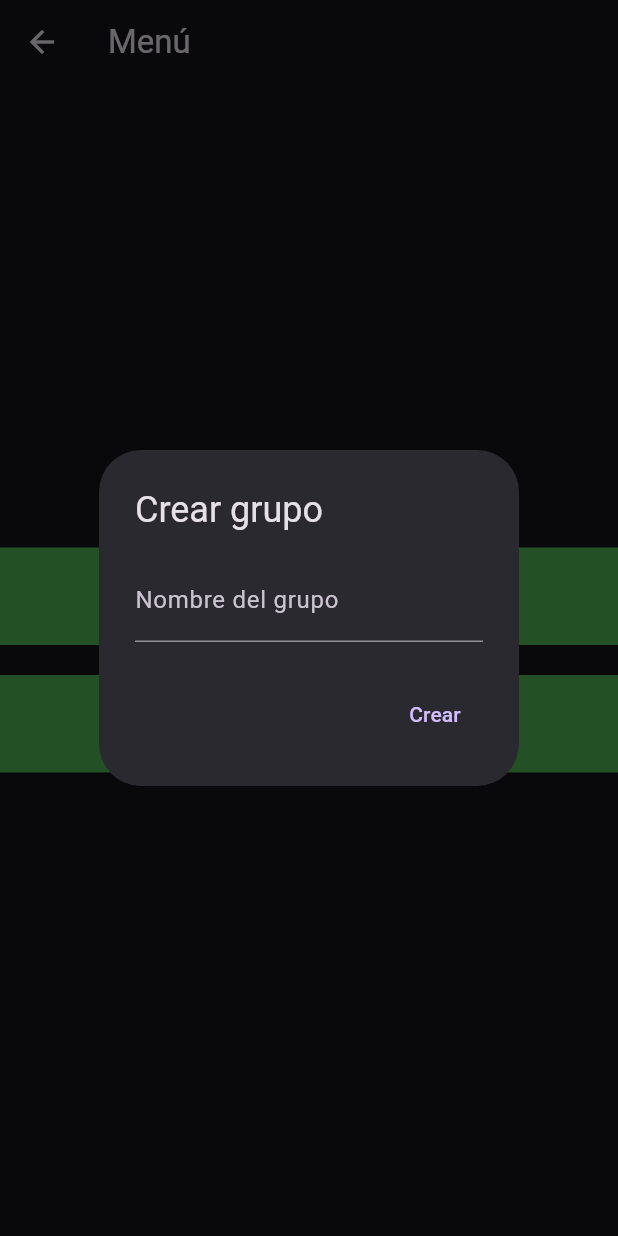
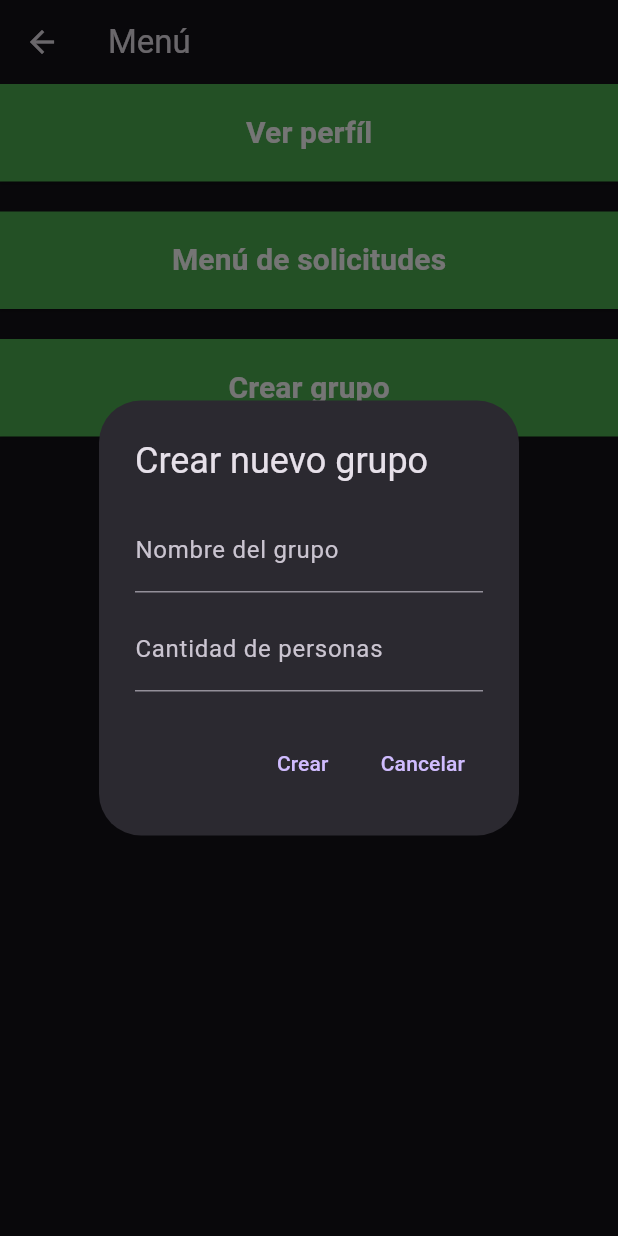
Before and after one commit to SergioBaron1/GestionTutorias, a Flutter app: the MenuPage screen opened directly, after a tap on "Crear grupo", on a phone screen of 412 x 824 dp. Run offline on Flutter 3.47's test engine with Material 3 defaults, Android fonts, the phone set to English and light mode, and no system bars; our stand-ins replace shared_preferences; accounts and stored records are empty.

Commit message:
Third Commit

```diff
--- a/lib/main.dart
+++ b/lib/main.dart
@@ -55,51 +55,44 @@ class _LoginFormState extends State<LoginForm> {
   @override
   Widget build(BuildContext context) {
     return Padding(
-      padding: const EdgeInsets.all(20.0),
+      padding: EdgeInsets.all(20.0),
       child: Column(
         mainAxisAlignment: MainAxisAlignment.center,
         children: [
           TextField(
             controller: _usernameController,
-            decoration: const InputDecoration(
+            decoration: InputDecoration(
               labelText: 'Nombre de usuario',
             ),
           ),
-          const SizedBox(height: 20.0),
+          SizedBox(height: 20.0),
           TextField(
             controller: _passwordController,
-            decoration: const InputDecoration(
+            decoration: InputDecoration(
               labelText: 'Contraseña',
             ),
             obscureText: true,
           ),
-          const SizedBox(height: 20.0),
+          SizedBox(height: 20.0),
           ElevatedButton(
             onPressed: () {
-              // Verifica las credenciales
               if (_usernameController.text == '1234' &&
                   _passwordController.text == '1234') {
-                // Si las credenciales son correctas, navega al menú
                 Navigator.push(
                   context,
                   MaterialPageRoute(builder: (context) => MenuPage()),
                 );
               } else {
-                // Muestra un mensaje de error
                 _showMessage(context, 'Nombre de usuario o contraseña incorrectos');
               }
             },
             style: ElevatedButton.styleFrom(
-              backgroundColor: Colors.green, // Cambiar el color del botón a verde
+              backgroundColor: Colors.green,
               shape: RoundedRectangleBorder(borderRadius: BorderRadius.circular(0)),
             ),
-            child: const Text('Iniciar sesión',
-                style: TextStyle(
-                    color: Colors.white,
+            child: Text('Iniciar sesión', style: TextStyle(color: Colors.white,
                 fontSize: 15,
-                    fontWeight: FontWeight.bold
-                )
-            ),
+                fontWeight: FontWeight.bold)),
           ),
         ],
       ),
@@ -111,14 +104,14 @@ class _LoginFormState extends State<LoginForm> {
       context: context,
       builder: (BuildContext context) {
         return AlertDialog(
-          title: const Text('Mensaje'),
+          title: Text('Mensaje'),
           content: Text(message),
           actions: [
             TextButton(
               onPressed: () {
                 Navigator.of(context).pop();
               },
-              child: const Text('Aceptar'),
+              child: Text('Aceptar'),
             ),
           ],
         );
@@ -127,12 +120,32 @@ class _LoginFormState extends State<LoginForm> {
   }
 }
 
-class MenuPage extends StatelessWidget {
+class MenuPage extends StatefulWidget {
+  @override
+  _MenuPageState createState() => _MenuPageState();
+}
+
+class _MenuPageState extends State<MenuPage> {
+  List<String> _chats = [];
+
+  @override
+  void initState() {
+    super.initState();
+    _loadChats();
+  }
+
+  void _loadChats() async {
+    final SharedPreferences prefs = await SharedPreferences.getInstance();
+    setState(() {
+      _chats = prefs.getStringList('chats') ?? [];
+    });
+  }
+
   @override
   Widget build(BuildContext context) {
     return Scaffold(
       appBar: AppBar(
-        title: const Text('Menú'),
+        title: Text('Menú'),
       ),
       body: Center(
         child: Column(
@@ -141,7 +154,6 @@ class MenuPage extends StatelessWidget {
             ElevatedButton(
               onPressed: () {
                 // Llama al método estático _createChat de esta clase
-                _createChat(context);
               },
               style: ElevatedButton.styleFrom(
                 backgroundColor: Colors.green,
@@ -162,7 +174,27 @@ class MenuPage extends StatelessWidget {
             ElevatedButton(
               onPressed: () {
                 // Llama al método estático _createChat de esta clase
-                _createChat(context);
+              },
+              style: ElevatedButton.styleFrom(
+                backgroundColor: Colors.green,
+                minimumSize: const Size(double.infinity, 65),
+                shape: RoundedRectangleBorder(borderRadius: BorderRadius.circular(0)),
+
+              ),
+              child: const Text(
+                'Menú de solicitudes',
+                style:  TextStyle(
+                    color: Colors.white,
+                    fontSize: 20,
+                    fontWeight: FontWeight.bold
+                ),
+              ),
+            ),
+            const SizedBox(height: 20),
+            ElevatedButton(
+              onPressed: () {
+                _showCreateChatDialog(context);
+                // Llama al método estático _createChat de esta clase
               },
               style: ElevatedButton.styleFrom(
                 backgroundColor: Colors.green,
@@ -179,44 +211,75 @@ class MenuPage extends StatelessWidget {
                 ),
               ),
             ),
+            SizedBox(height: 20),
+            Expanded(
+              child: ListView.builder(
+                itemCount: _chats.length,
+                itemBuilder: (context, index) {
+                  return ListTile(
+                    title: Text(_chats[index]),
+                    trailing: IconButton(
+                      icon: Icon(Icons.delete),
+                      onPressed: () {
+                        _deleteChat(_chats[index]);
+                      },
+                    ),
+                    onTap: () {
+                      Navigator.push(
+                        context,
+                        MaterialPageRoute(builder: (context) => ChatScreen(groupName: _chats[index])),
+                      );
+                    },
+                  );
+                },
+              ),
+            ),
           ],
         ),
       ),
     );
   }
 
-  // Define el método estático _createChat que toma el contexto como argumento
-  static void _createChat(BuildContext context) async {
+  void _showCreateChatDialog(BuildContext context) {
     final TextEditingController _groupNameController = TextEditingController();
-    await showDialog(
+    final TextEditingController _participantController = TextEditingController();
+    showDialog(
       context: context,
       builder: (BuildContext context) {
         return AlertDialog(
-          title: const Text('Crear grupo'),
-          content: TextField(
+          title: Text('Crear nuevo grupo'),
+          content: Column(
+            mainAxisSize: MainAxisSize.min,
+            children: [
+              TextField(
                 controller: _groupNameController,
-            decoration: const InputDecoration(
+                decoration: InputDecoration(
                   labelText: 'Nombre del grupo',
                 ),
               ),
+              SizedBox(height: 10),
+              TextField(
+                controller: _participantController,
+                decoration: InputDecoration(
+                  labelText: 'Cantidad de personas',
+                ),
+                keyboardType: TextInputType.number,
+              ),
+            ],
+          ),
           actions: [
             TextButton(
-              onPressed: () async {
-                if (_groupNameController.text.isNotEmpty) {
-                  // Crear una instancia de chat con el nombre proporcionado
-                  Chat newChat = Chat(name: _groupNameController.text);
-                  // Guardar el chat en el almacenamiento
-                  await _saveChat(newChat);
-                  // Cerrar el cuadro de diálogo
+              onPressed: () {
+                _createChat(_groupNameController.text, int.tryParse(_participantController.text) ?? 0);
                 Navigator.of(context).pop();
-                  // Navegar a la pantalla de chat con el nuevo grupo
-                  Navigator.push(
-                    context,
-                    MaterialPageRoute(builder: (context) => ChatScreen(groupName: newChat.name)),
-                  );
-                }
               },
-              child: const Text('Crear'),
+              child: Text('Crear'),
+            ),
+            TextButton(
+              onPressed: () {
+                Navigator.of(context).pop();
+              },
+              child: Text('Cancelar'),
             ),
           ],
         );
@@ -224,12 +287,23 @@ class MenuPage extends StatelessWidget {
     );
   }
 
-  // Define el método _saveChat para guardar el chat en el almacenamiento
-  static Future<void> _saveChat(Chat chat) async {
+  void _createChat(String groupName, int participants) async {
+    if (groupName.isNotEmpty && participants > 0) {
       final SharedPreferences prefs = await SharedPreferences.getInstance();
-    List<String> chats = prefs.getStringList('chats') ?? [];
-    chats.add(chat.name);
-    await prefs.setStringList('chats', chats);
+      setState(() {
+        _chats.add(groupName);
+        prefs.setStringList('chats', _chats);
+      });
+    }
+  }
+
+  void _deleteChat(String groupName) async {
+    final SharedPreferences prefs = await SharedPreferences.getInstance();
+    setState(() {
+      _chats.remove(groupName);
+      prefs.remove(groupName);
+      prefs.setStringList('chats', _chats);
+    });
   }
 }
 
@@ -244,7 +318,20 @@ class ChatScreen extends StatefulWidget {
 
 class _ChatScreenState extends State<ChatScreen> {
   final TextEditingController _messageController = TextEditingController();
-  List<String> _messages = []; // Lista de mensajes del chat
+  List<String> _messages = [];
+
+  @override
+  void initState() {
+    super.initState();
+    _loadMessages();
+  }
+
+  void _loadMessages() async {
+    final SharedPreferences prefs = await SharedPreferences.getInstance();
+    setState(() {
+      _messages = prefs.getStringList(widget.groupName) ?? [];
+    });
+  }
 
   @override
   Widget build(BuildContext context) {
@@ -271,13 +358,13 @@ class _ChatScreenState extends State<ChatScreen> {
                 Expanded(
                   child: TextField(
                     controller: _messageController,
-                    decoration: const InputDecoration(
+                    decoration: InputDecoration(
                       hintText: 'Escribe un mensaje...',
                     ),
                   ),
                 ),
                 IconButton(
-                  icon: const Icon(Icons.send),
+                  icon: Icon(Icons.send),
                   onPressed: () {
                     _sendMessage(_messageController.text);
                   },
@@ -290,17 +377,12 @@ class _ChatScreenState extends State<ChatScreen> {
     );
   }
 
-  void _sendMessage(String message) {
+  void _sendMessage(String message) async {
     setState(() {
       _messages.add(message);
       _messageController.clear();
     });
-    // Aquí puedes implementar la lógica para enviar el mensaje al backend o a otros usuarios
+    final SharedPreferences prefs = await SharedPreferences.getInstance();
+    await prefs.setStringList(widget.groupName, _messages);
     }
 }
-
-class Chat {
-  final String name;
-
-  Chat({required this.name});
-}
```
Lines whose indentation alone changed are shown as unchanged.
